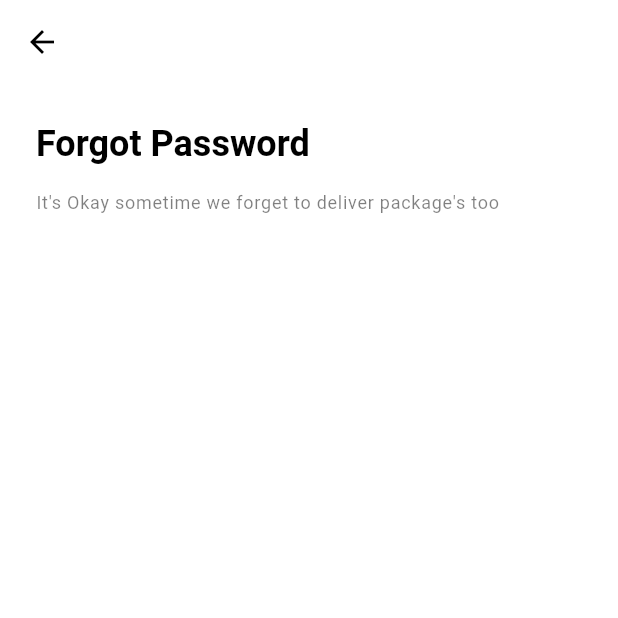
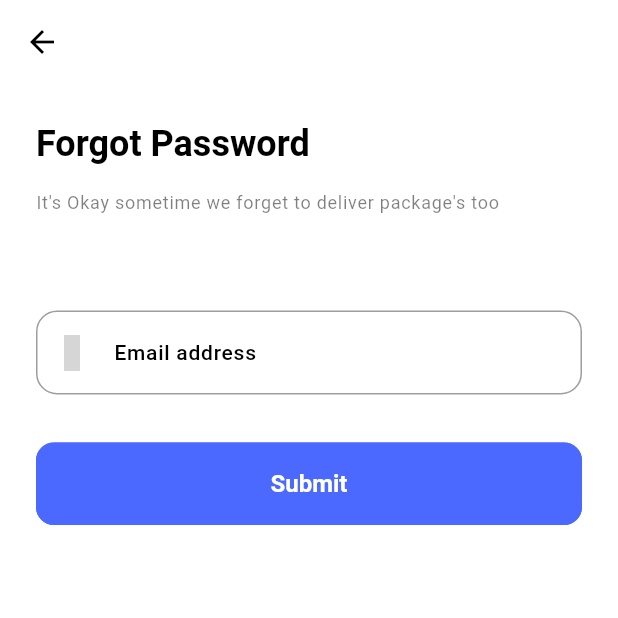
Before and after one commit to aliyan005/Carto-Ecommerece, a Flutter app: the ForgetPassword screen opened directly, on a phone screen of 412 x 824 dp, the top half of it. Run offline on Flutter 3.47's test engine with Material 3 defaults, Android fonts, the light colour scheme and no system bars; our stand-ins replace get, get_storage, iconsax, logger, smooth_page_indicator; accounts and stored records are empty; Roboto replaces fonts that are missing (poppins); grey boxes are pictures that could not be loaded.

Commit message:
updated carto

```diff
--- a/lib/features/authentication/screens/login/widgets/login_form.dart
+++ b/lib/features/authentication/screens/login/widgets/login_form.dart
@@ -1,3 +1,5 @@
+import 'package:ecommerece/bottom_navigation.dart';
+import 'package:ecommerece/features/authentication/screens/password_configuration/forget_password.dart';
 import 'package:ecommerece/features/authentication/screens/signup/signup.dart';
 import 'package:ecommerece/utils/constants/sizes.dart';
 import 'package:ecommerece/utils/constants/text_string.dart';
@@ -50,7 +52,7 @@ class loginForm extends StatelessWidget {
                 ),
                 //Forget Password
                 TextButton(
-                    onPressed: () {}, child: const Text(EText.forgotPassword))
+                    onPressed: () => Get.to(() => const ForgetPassword()), child: const Text(EText.forgotPassword))
               ],
             ),
             const SizedBox(
@@ -60,7 +62,7 @@ class loginForm extends StatelessWidget {
             SizedBox(
                 width: double.infinity,
                 child: ElevatedButton(
-                    onPressed: () {}, child: const Text(EText.signIn))),
+                    onPressed: () => Get.to(() => const BottomNavigation()), child: const Text(EText.signIn))),
             const SizedBox(
               height: ESizes.spaceBtwItem,
             ),
--- a/lib/features/authentication/screens/password_configuration/forget_password.dart
+++ b/lib/features/authentication/screens/password_configuration/forget_password.dart
@@ -1,6 +1,9 @@
+import 'package:ecommerece/features/authentication/screens/password_configuration/reset_password.dart';
 import 'package:ecommerece/utils/constants/sizes.dart';
 import 'package:ecommerece/utils/constants/text_string.dart';
 import 'package:flutter/material.dart';
+import 'package:get/get.dart';
+import 'package:iconsax/iconsax.dart';
 
 class ForgetPassword extends StatelessWidget {
   const ForgetPassword({super.key});
@@ -15,15 +18,34 @@ class ForgetPassword extends StatelessWidget {
           crossAxisAlignment: CrossAxisAlignment.start,
           children: [
             //heading
-          Text(EText.forgotPassword, style: Theme.of(context).textTheme.headlineMedium,),
-          const SizedBox(height: ESizes.spaceBtwItem,),
-          Text(EText.forgetPasswordSubTitle, style: Theme.of(context).textTheme.labelMedium),
-          const SizedBox(height: ESizes.spaceBtwSection * 2,),
+            Text(
+              EText.forgotPassword,
+              style: Theme.of(context).textTheme.headlineMedium,
+            ),
+            const SizedBox(
+              height: ESizes.spaceBtwItem,
+            ),
+            Text(EText.forgetPasswordSubTitle,
+                style: Theme.of(context).textTheme.labelMedium),
+            const SizedBox(
+              height: ESizes.spaceBtwSection * 2,
+            ),
 
             //text field
-
+            TextFormField(
+              decoration: const InputDecoration(
+                  labelText: EText.email,
+                  prefixIcon: Icon(Iconsax.direct_right)),
+            ),
+            const SizedBox(
+              height: ESizes.spaceBtwSection,
+            ),
             //submit button
-
+            SizedBox(
+                width: double.infinity,
+                child: ElevatedButton(
+                    onPressed: () => Get.off(() => const ResetPassword()),
+                    child: const Text(EText.eSubmit)))
           ],
         ),
       ),
--- a/lib/utils/constants/text_string.dart
+++ b/lib/utils/constants/text_string.dart
@@ -49,6 +49,8 @@ class EText {
   static const String forgotPassword = "Forgot Password";
   static const String signIn = "Sign In";
   static const String and = "and";
+  static const String eSubmit = "Submit";
+  static const String eDone = "done";
   static const String eContinue = "Continue";
   static const String createAccount = "Create account";
   static const String orSignWith = "or Sign in with";
--- a/lib/utils/theme/customtheme/checkbox_theme.dart
+++ b/lib/utils/theme/customtheme/checkbox_theme.dart
@@ -1,3 +1,4 @@
+import 'package:ecommerece/utils/constants/colors.dart';
 import 'package:flutter/material.dart';
 
 class EcheckboxTheme{
@@ -13,7 +14,7 @@ class EcheckboxTheme{
     }),
     fillColor: MaterialStateColor.resolveWith((states) {
       if(states.contains(MaterialState.selected)){
-        return Colors.blue;
+        return Ecolors.primary;
       }else{
         return Colors.transparent;
       }
@@ -31,7 +32,7 @@ class EcheckboxTheme{
     }),
     fillColor: MaterialStateColor.resolveWith((states) {
       if(states.contains(MaterialState.selected)){
-        return Colors.blue;
+        return Ecolors.primary;
       }else{
         return Colors.transparent;
       }
--- a/lib/utils/theme/customtheme/elevated_button_theme.dart
+++ b/lib/utils/theme/customtheme/elevated_button_theme.dart
@@ -1,3 +1,4 @@
+import 'package:ecommerece/utils/constants/colors.dart';
 import 'package:flutter/material.dart';
 
 class EelevatedbuttonTheme{
@@ -7,10 +8,10 @@ class EelevatedbuttonTheme{
     style: ElevatedButton.styleFrom(
       elevation: 0,
       foregroundColor: Colors.white,
-      backgroundColor: Colors.blue,
+      backgroundColor: Ecolors.primary,
       disabledBackgroundColor: Colors.grey,
       disabledForegroundColor: Colors.grey,
-      side: const BorderSide(color: Colors.blue),
+      side: const BorderSide(color: Ecolors.primary),
       padding: const EdgeInsets.symmetric(vertical: 18),
       textStyle: const TextStyle(fontSize: 16,color: Colors.white,fontWeight: FontWeight.w600),
       shape: RoundedRectangleBorder(borderRadius: BorderRadius.circular(12)),
@@ -20,10 +21,10 @@ class EelevatedbuttonTheme{
     style: ElevatedButton.styleFrom(
       elevation: 0,
       foregroundColor: Colors.white,
-      backgroundColor: Colors.blue,
+      backgroundColor: Ecolors.primary,
       disabledBackgroundColor: Colors.grey,
       disabledForegroundColor: Colors.grey,
-      side: const BorderSide(color: Colors.blue),
+      side: const BorderSide(color: Ecolors.primary),
       padding: const EdgeInsets.symmetric(vertical: 18),
       textStyle: const TextStyle(fontSize: 16,color: Colors.white,fontWeight: FontWeight.w600),
       shape: RoundedRectangleBorder(borderRadius: BorderRadius.circular(12)),
--- a/lib/utils/theme/customtheme/outlined_button.dart
+++ b/lib/utils/theme/customtheme/outlined_button.dart
@@ -1,3 +1,4 @@
+import 'package:ecommerece/utils/constants/colors.dart';
 import 'package:flutter/material.dart';
 
 class EoutlinedButtonTheme{
@@ -6,9 +7,9 @@ class EoutlinedButtonTheme{
   static final lightOutlinedBorderTheme = OutlinedButtonThemeData(
     style: OutlinedButton.styleFrom(
       elevation: 0,
-      foregroundColor: Colors.black,
-      side: const BorderSide(color: Colors.blue),
-      textStyle: const TextStyle(fontSize: 16,color: Colors.black,fontWeight: FontWeight.w600),
+      foregroundColor: Ecolors.primary,
+      side: const BorderSide(color: Ecolors.primary),
+      textStyle: const TextStyle(fontSize: 16,color: Ecolors.primary,fontWeight: FontWeight.w600),
       padding: const EdgeInsets.symmetric(vertical: 16,horizontal: 20),
       shape: RoundedRectangleBorder(borderRadius: BorderRadius.circular(14))
     )
@@ -18,7 +19,7 @@ class EoutlinedButtonTheme{
     style: OutlinedButton.styleFrom(
       elevation: 0,
       foregroundColor: Colors.white,
-      side: const BorderSide(color: Colors.blue),
+      side: const BorderSide(color: Ecolors.primary),
       textStyle: const TextStyle(fontSize: 16,color: Colors.white,fontWeight: FontWeight.w600),
       padding: const EdgeInsets.symmetric(vertical: 16,horizontal: 20),
       shape: RoundedRectangleBorder(borderRadius: BorderRadius.circular(14))
--- a/lib/utils/theme/theme.dart
+++ b/lib/utils/theme/theme.dart
@@ -1,3 +1,4 @@
+import 'package:ecommerece/utils/constants/colors.dart';
 import 'package:ecommerece/utils/theme/customtheme/elevated_button_theme.dart';
 import 'package:ecommerece/utils/theme/customtheme/appbartheme.dart';
 import 'package:ecommerece/utils/theme/customtheme/bottomsheet_theme.dart';
@@ -18,7 +19,7 @@ class Eapptheme{
     fontFamily: 'poppins',
     brightness: Brightness.light,
     scaffoldBackgroundColor: const Color(0xFFFFFFFF),
-    primaryColor: Colors.blue[300],
+    primaryColor: Ecolors.primary,
     textTheme: EtextTheme.lightTextTheme,
     chipTheme: EchipTheme.lightChipTheme,
     appBarTheme: EappbarTheme.ligthAppBarTheme,
@@ -36,7 +37,7 @@ class Eapptheme{
     fontFamily: 'poppins',
     brightness: Brightness.light,
     scaffoldBackgroundColor: const Color(0xFF222222),
-    primaryColor: Colors.blue[300],
+    primaryColor: Ecolors.primary,
     textTheme: EtextTheme.darkTextTheme,
     chipTheme: EchipTheme.darkChipTheme,
     appBarTheme: EappbarTheme.darkAppBarTheme,
```
Also changed, not shown: lib/bottom_navigation.dart (added, +24 -0 lines), lib/features/authentication/screens/password_configuration/reset_password.dart (+50 -0 lines), pubspec.lock. Lines whose indentation alone changed are shown as unchanged.
